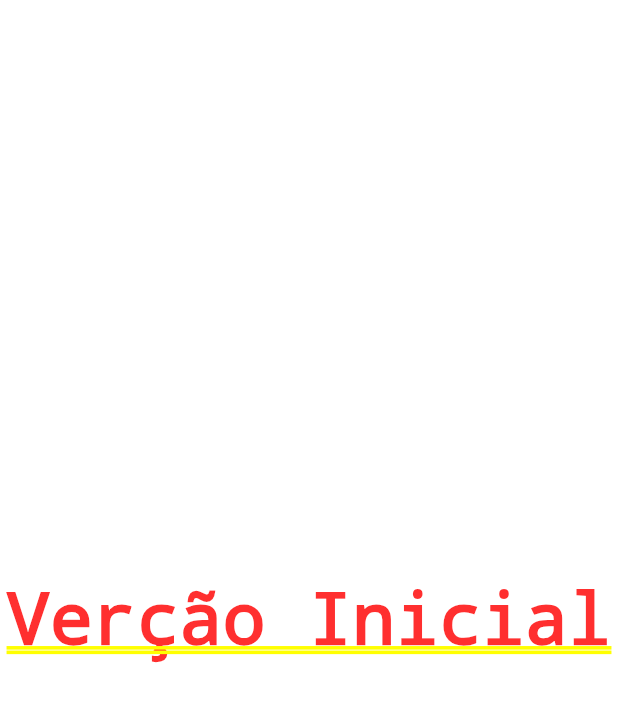
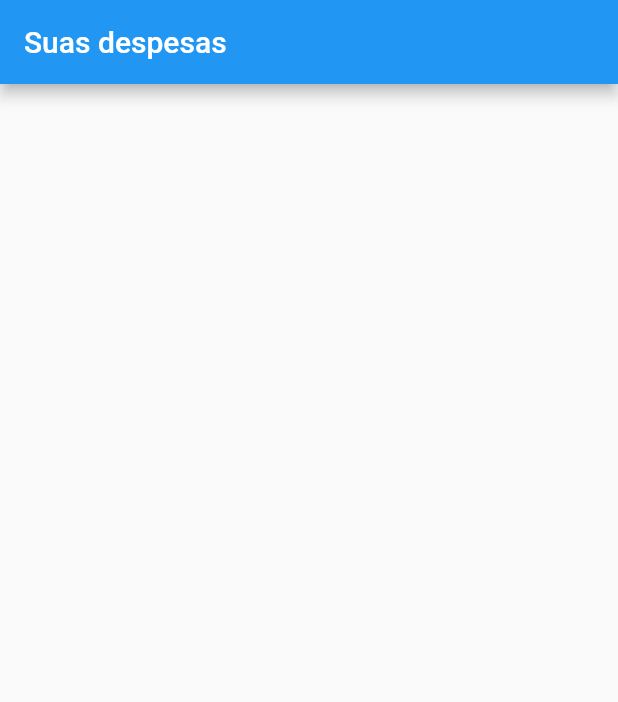
Before and after one commit to neresleonardo/personal_expenses, a Flutter app: the screen it shows after launch, on a phone screen of 412 x 824 dp. Shown: the top 702 px of the screen. Run offline on Flutter 3.47's test engine with Material 2 defaults, Android fonts, the phone set to English and light mode, and no system bars.

Commit message:
Scaffold

```diff
--- a/expenses/lib/main.dart
+++ b/expenses/lib/main.dart
@@ -16,8 +16,10 @@ class ExpensesApp extends StatelessWidget {
 class MyHomePage extends StatelessWidget {
   @override
   Widget build(BuildContext context) {
-    return Center(
-      child: Text('Verção Inicial')
+    return Scaffold(
+      appBar: AppBar(
+        title: Text("Suas despesas"),
+      ),
     );
   }
 }
```
